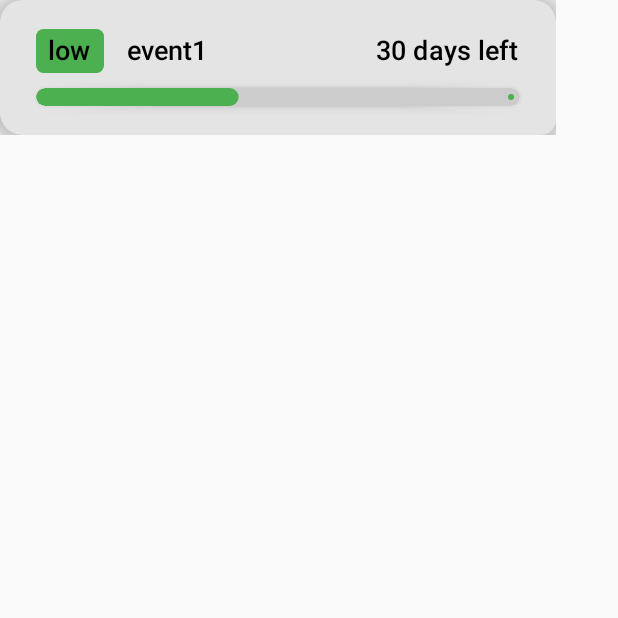
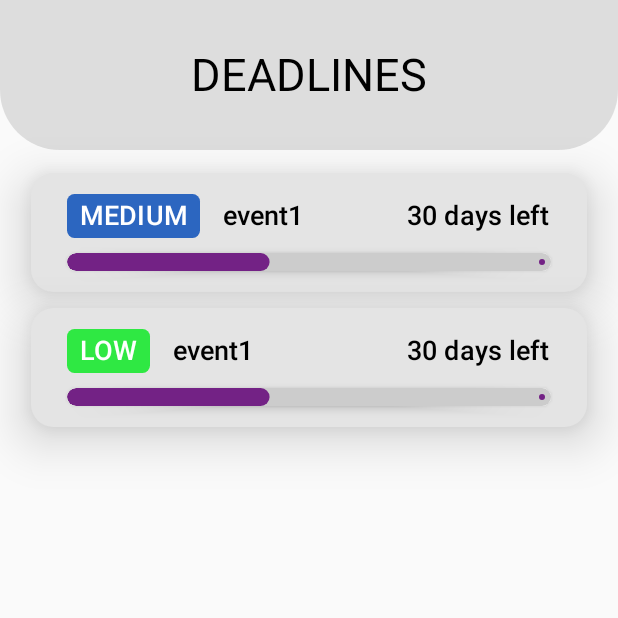
Before and after one commit to shanemalka9/Deadlines, an Android app built with Jetpack Compose: the HomeScreen screen opened through its navigation route, on a phone screen of 412 x 824 dp, the top half of it. Run offline under Robolectric (Android 15) with nearby library versions, the phone set to English and light mode, and no system bars.

Commit message:
added HEading and title box and fixed positonong of events and added figma design colors to priority boxes

```diff
--- a/app/src/main/java/lk/ms/deadlines/ui/home/HomeScreen.kt
+++ b/app/src/main/java/lk/ms/deadlines/ui/home/HomeScreen.kt
@@ -3,10 +3,12 @@ package lk.ms.deadlines.ui.home
 import android.os.Build
 import androidx.annotation.RequiresApi
 import androidx.compose.foundation.background
+import androidx.compose.foundation.layout.Arrangement
 import androidx.compose.foundation.layout.Box
 import androidx.compose.foundation.layout.Column
 import androidx.compose.foundation.layout.Row
 import androidx.compose.foundation.layout.Spacer
+import androidx.compose.foundation.layout.fillMaxSize
 import androidx.compose.foundation.layout.fillMaxWidth
 import androidx.compose.foundation.layout.height
 import androidx.compose.foundation.layout.padding
@@ -20,9 +22,11 @@ import androidx.compose.material3.Text
 import androidx.compose.runtime.Composable
 import androidx.compose.ui.Alignment
 import androidx.compose.ui.Modifier
+import androidx.compose.ui.draw.clip
 import androidx.compose.ui.draw.shadow
 import androidx.compose.ui.graphics.Color
 import androidx.compose.ui.text.style.TextAlign
+import androidx.compose.ui.tooling.preview.Preview
 import androidx.compose.ui.unit.dp
 import androidx.compose.ui.unit.sp
 import java.time.LocalDate
@@ -31,10 +35,55 @@ import java.time.temporal.ChronoUnit
 @RequiresApi(Build.VERSION_CODES.O)
 @Composable
 fun HomeScreen(){
-    Spacer(modifier = Modifier.height(10.dp))
-    EventIndicator("event1","low","30 days left",{/*wde*/})
-    Spacer(modifier = Modifier.height(10.dp))
-    EventIndicator("event1","low","30 days left",{/*wde*/})
+    Column(
+        modifier = Modifier
+            .fillMaxSize(),
+        horizontalAlignment = Alignment.CenterHorizontally,
+        verticalArrangement = Arrangement.Top,
+    ) {
+        // Title Box
+        Box(
+            modifier = Modifier
+                .fillMaxWidth()
+                .height(100.dp)
+                .background(
+                    color = Color(0xDDD9D9D9),
+                    shape = RoundedCornerShape(
+                        topStart = 0.dp,
+                        topEnd = 0.dp,
+                        bottomStart = 40.dp,
+                        bottomEnd = 40.dp
+                    )
+                ),
+            contentAlignment = Alignment.Center,
+        ) {
+            Text(
+                text = "DEADLINES",
+                fontSize = 30.sp,
+                textAlign = TextAlign.Center,
+                color = Color.Black
+            )
+        }
+        Column(
+            modifier = Modifier
+                .fillMaxSize()
+                .padding(0.dp, 10.dp),
+            horizontalAlignment = Alignment.CenterHorizontally,
+            verticalArrangement = Arrangement.Top,
+        ) {
+            // Events
+            EventIndicator(
+                eventName = "event1",
+                eventRisk = "MEDIUM",
+                timeLeft = "30 days left",
+                onClick = {/*wde*/ })
+            EventIndicator(
+                eventName = "event1",
+                eventRisk = "LOW",
+                timeLeft = "30 days left",
+                onClick = {/*wde*/ })
+        }
+    }
 }
 
 
@@ -53,12 +102,13 @@ fun EventIndicator(
         onClick = onClick, // OnClick is executed
         modifier = modifier
             .fillMaxWidth(0.9f)
-            .height(90.dp),
+            .height(90.dp)
+            .padding(0.dp, 5.dp),
         shape = RoundedCornerShape(
             topStart = 15.dp,
             topEnd = 15.dp,
             bottomStart = 15.dp,
-            bottomEnd = 10.dp
+            bottomEnd = 15.dp
         ),
         colors = ButtonDefaults.buttonColors(
             containerColor = Color(0xFFE4E4E4),
@@ -119,15 +169,16 @@ fun RiskLevelIndicater(
         Text(
             text = eventRisk,
             fontSize = 18.sp,
-            textAlign = TextAlign.Left,
-            color = Color.Black,
+            textAlign = TextAlign.Center,
+            color = Color.White,
         )
     }
 }
+
 fun getColor(eventRisk: String): Color {
     return when(eventRisk.lowercase()) {
-        "low" -> Color(0xFF4CAF50)    // Green
-        "medium" -> Color(0xFFFFEB3B) // Yellow
+        "low" -> Color(0xFF2FE843)    // Green
+        "medium" -> Color(0xFF2C66C0) // Yellow
         "high" -> Color(0xFFF44336)   // Red
         else -> Color.Gray
     }
@@ -159,8 +210,15 @@ fun DeadlineProgressBar(startDate: LocalDate, endDate: LocalDate) {
             modifier = Modifier
                 .fillMaxWidth()
                 .height(12.dp),
-            color = if (progress < 0.7f) Color(0xFF4CAF50) else Color.Red,
+            color = if (progress < 0.7f) Color(0xFF732285) else Color.Red,
             trackColor = Color.Transparent,
         )
     }
 }
+
+@RequiresApi(Build.VERSION_CODES.O)
+@Preview(showBackground = true)
+@Composable
+fun HomeScreenPreview() {
+    HomeScreen()
+}
```
